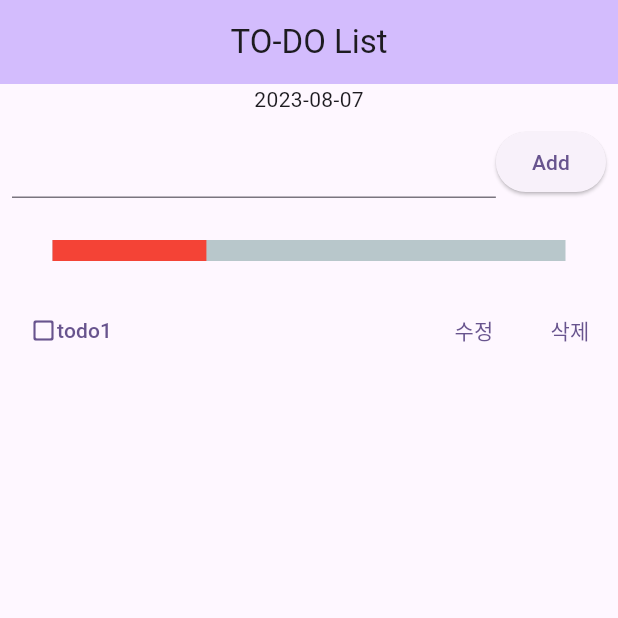
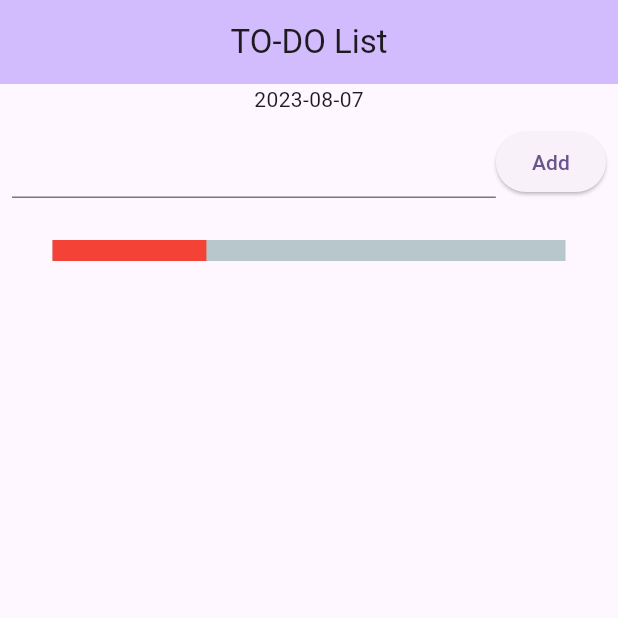
Before and after one commit to hyein604/Flutter_Todo_list, a Flutter app: the screen it shows after launch, after a tap on "Add", on a phone screen of 412 x 824 dp, the top half of it. Run offline on Flutter 3.47's test engine with Material 2 defaults, Android fonts, the phone set to English and light mode, and no system bars; drawn by our look-alikes of percent_indicator.

Commit message:
수정 및 삭제 기능 구현

```diff
--- a/lib/main.dart
+++ b/lib/main.dart
@@ -1,4 +1,5 @@
 import 'package:flutter/material.dart';
+import 'package:flutter_todo_list/task.dart';
 import 'package:intl/intl.dart';
 import 'package:percent_indicator/linear_percent_indicator.dart';
 
@@ -32,6 +33,7 @@ class MyHomePage extends StatefulWidget {
 
 class _MyHomePageState extends State<MyHomePage> {
   final _textController = TextEditingController();
+  List<Task> tasks =[];
 
   String getToday() {
     DateTime now = DateTime.now();
@@ -64,7 +66,18 @@ class _MyHomePageState extends State<MyHomePage> {
                     ),
                   ),
                   ElevatedButton(
-                    onPressed: () {},
+                    onPressed: () {
+                      //add버튼 눌렀을때 기능
+                      if(_textController.text ==''){ //칸이 비어있다면
+                        return;
+                        }else{ //칸이 내용이 있다면
+                          setState(() {
+                            var task = Task(_textController.text);
+                            tasks.add(task);
+                            _textController.clear();
+                          });
+                        }
+                    },
                     child: const Text("Add"),
                   )
                 ],
@@ -83,6 +96,7 @@ class _MyHomePageState extends State<MyHomePage> {
                 ],
               ),
             ),
+            for(var i=0; i<tasks.length; i++)
                Row(
                 children: [
                   Flexible(
@@ -93,12 +107,12 @@ class _MyHomePageState extends State<MyHomePage> {
                         ),
                       ),
                       onPressed: () {},
-                    child: const Padding(
-                      padding: EdgeInsets.all(8.0),
+                      child: Padding(
+                        padding: const EdgeInsets.all(8.0),
                         child: Row(
                           children: [
-                          Icon(Icons.check_box_outline_blank_rounded),
-                          Text("todo1"),
+                            const Icon(Icons.check_box_outline_blank_rounded),
+                            Text(tasks[i].work)
                           ],
                         ),
                       ),
@@ -109,7 +123,11 @@ class _MyHomePageState extends State<MyHomePage> {
                     child: const Text("수정"),
                   ),
                   TextButton(
-                  onPressed: () {},
+                    onPressed: () {
+                      setState(() {
+                        tasks.remove(tasks[i]);
+                      });
+                    },
                     child: const Text("삭제"),
                   ),
                 ],
--- /dev/null
+++ b/lib/task.dart
@@ -0,0 +1,6 @@
+class Task{
+  String work;
+  bool isComplete;
+
+  Task(this.work) : isComplete = false;
+}
--- a/pubspec.yaml
+++ b/pubspec.yaml
@@ -7,8 +7,12 @@ environment:
   sdk: '>=3.0.6 <4.0.0'
 
 dependencies:
+  intl: ^0.17.0
+  percent_indicator: ^4.0.1
+
   flutter:
     sdk: flutter
+
 
 dev_dependencies:
   flutter_test:
```
Also changed, not shown: pubspec.lock. Lines whose indentation alone changed are shown as unchanged.
